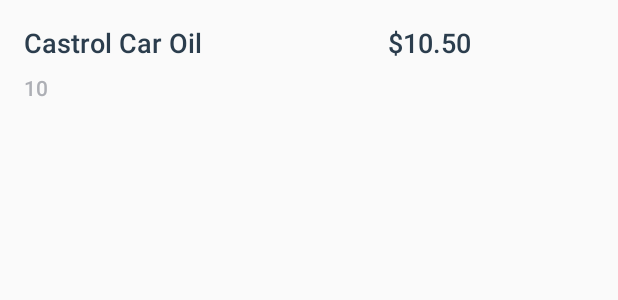
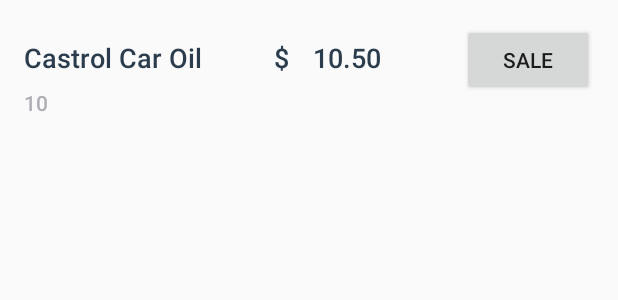
Before and after one commit to yangulo/Inventory, an Android app: the layout list_item.xml on its own in the app's theme, with its tools: preview values and no code run, on a phone screen of 412 x 824 dp. Shown: the top 300 px of the screen. Run offline under Robolectric (Android 15) with nearby library versions, the phone set to English and light mode, and no system bars.

Commit message:
Adding sale buttom on each ietm of list view

```diff
--- a/app/src/main/AndroidManifest.xml
+++ b/app/src/main/AndroidManifest.xml
@@ -8,7 +8,7 @@
         android:label="@string/app_name"
         android:supportsRtl="true"
         android:theme="@style/AppTheme">
-        <activity android:name=".Inventary">
+        <activity android:name=".Inventory">
             <intent-filter>
                 <action android:name="android.intent.action.MAIN" />
 
@@ -18,10 +18,10 @@
         <activity
             android:name=".EditorActivity"
             android:label="Add Product"
-            android:parentActivityName=".Inventary">
+            android:parentActivityName=".Inventory">
             <meta-data
                 android:name="android.support.PARENT_ACTIVITY"
-                android:value=".Inventary" />
+                android:value=".Inventory" />
         </activity>
 
         <provider
--- a/app/src/main/res/layout/activity_torres_inventario.xml
+++ b/app/src/main/res/layout/activity_torres_inventario.xml
@@ -5,7 +5,7 @@
     android:id="@+id/activity_torres_inventario"
     android:layout_width="match_parent"
     android:layout_height="match_parent"
-    tools:context="com.example.android.torresinventario.Inventary">
+    tools:context="com.example.android.torresinventario.Inventory">
 
     <ListView
         android:id="@+id/list"
--- a/app/src/main/res/layout/list_item.xml
+++ b/app/src/main/res/layout/list_item.xml
@@ -1,8 +1,8 @@
 <?xml version="1.0" encoding="utf-8"?>
-<!-- Layout for a single list item in the list of products -->
 <LinearLayout
     xmlns:android="http://schemas.android.com/apk/res/android"
     xmlns:tools="http://schemas.android.com/tools"
+    android:id="@+id/list_item_layout"
     android:orientation="horizontal"
     android:layout_width="match_parent"
     android:layout_height="match_parent"
@@ -12,7 +12,8 @@
         android:layout_width="0dp"
         android:layout_weight="2"
         android:layout_height="wrap_content"
-        android:orientation="vertical">
+        android:orientation="vertical"
+        android:layout_marginTop="10dp">
 
         <TextView
             android:id="@+id/name"
@@ -38,6 +39,15 @@
     </LinearLayout>
 
     <TextView
+        android:layout_width="wrap_content"
+        android:layout_height="wrap_content"
+        android:fontFamily="sans-serif-medium"
+        android:textAppearance="?android:textAppearanceMedium"
+        android:textColor="#2B3D4D"
+        android:layout_marginRight="16dp"
+        android:text="$"/>
+
+    <TextView
         android:id="@+id/price"
         android:layout_width="0dp"
         android:layout_height="wrap_content"
@@ -46,6 +56,12 @@
         android:textAppearance="?android:textAppearanceMedium"
         android:textColor="#2B3D4D"
         android:layout_marginRight="16dp"
-        tools:text="$10.50"/>
+        tools:text="10.50"/>
+
+    <Button
+        android:id="@+id/list_view_sale_button"
+        android:layout_width="wrap_content"
+        android:layout_height="wrap_content"
+        android:text="Sale"/>
 
 </LinearLayout>
--- a/app/src/main/res/menu/menu_catalog.xml
+++ b/app/src/main/res/menu/menu_catalog.xml
@@ -2,7 +2,7 @@
 <menu xmlns:android="http://schemas.android.com/apk/res/android"
     xmlns:app="http://schemas.android.com/apk/res-auto"
     xmlns:tools="http://schemas.android.com/tools"
-    tools:context=".Inventary">
+    tools:context=".Inventory">
 
     <item
         android:id="@+id/action_insert_dummy_data"
--- a/app/src/main/res/values/dimens.xml
+++ b/app/src/main/res/values/dimens.xml
@@ -3,7 +3,7 @@
     <dimen name="activity_horizontal_margin">16dp</dimen>
     <dimen name="activity_vertical_margin">16dp</dimen>
 
-    <!-- Margin around the floating action button in Inventary -->
+    <!-- Margin around the floating action button in Inventory -->
     <dimen name="fab_margin">16dp</dimen>
 
     <!-- Common margin value used throughout the app -->
```
Also changed, not shown: app/src/main/java/com/example/android/torresinventario/Inventory.java (renamed from app/src/main/java/com/example/android/torresinventario/Inventary.java, +4 -21 lines), app/src/main/java/com/example/android/torresinventario/ProductCursorAdapter.java (+37 -12 lines), app/src/main/java/com/example/android/torresinventario/ProductDetail.java (+6 -3 lines).
